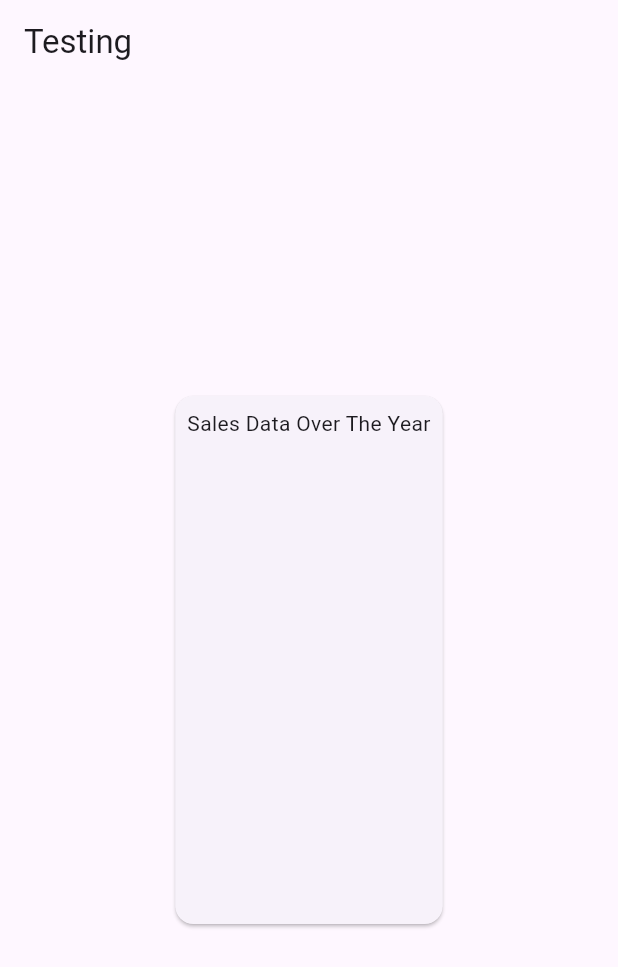
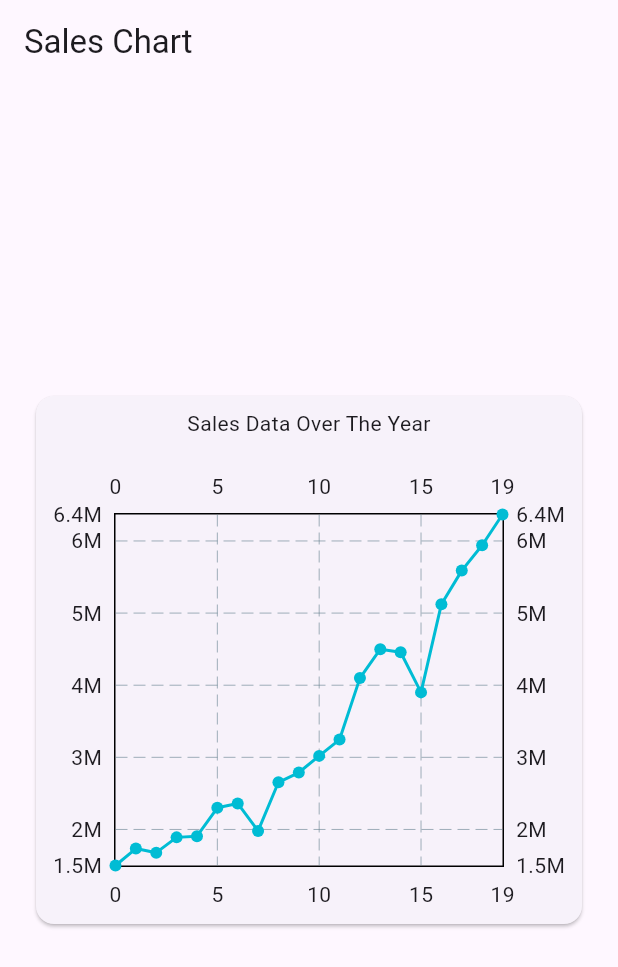
Before and after one commit to DylanMardii/mobcloud-1, a Flutter app: the screen it shows after launch, on a phone screen of 412 x 824 dp. Shown: the top 967 px of the screen. Run offline on Flutter 3.47's test engine with Material 3 defaults, Android fonts, the phone set to English and light mode, and no system bars; drawn by our look-alikes of fl_chart.

Commit message:
sales chart fl_chart

```diff
--- a/lib/main.dart
+++ b/lib/main.dart
@@ -1,5 +1,6 @@
 import 'package:flutter/material.dart';
-import 'package:charts_flutter/flutter.dart' as charts;
+// import 'package:charts_flutter/flutter.dart' as charts;
+import 'package:fl_chart/fl_chart.dart';
 
 class SalesData {
   final int year;
@@ -34,7 +35,7 @@ final List<SalesData> data = [
 void main() {
   runApp(MaterialApp(
     title: 'Sales Chart',
-    home: const MyApp(),
+    home: MyApp(),
   ));
 }
 
@@ -45,7 +46,7 @@ class MyApp extends StatelessWidget {
   @override
   Widget build(BuildContext context) {
     return Scaffold(
-      appBar: AppBar(title: const Text('Testing')),
+      appBar: AppBar(title: const Text('Sales Chart')),
       body: Center(
         child: Container(
           height: 400,
@@ -58,6 +59,27 @@ class MyApp extends StatelessWidget {
                   Text(
                     'Sales Data Over The Year',
                     textAlign: TextAlign.center,
+                  ),
+                  SizedBox(
+                    height: 20,
+                  ),
+                  Expanded(
+                    child: LineChart(
+                      LineChartData(
+                        lineBarsData: [
+                          LineChartBarData(
+                            spots: data
+                                .map(
+                                  (e) => FlSpot(
+                                    e.year.toDouble(),
+                                    e.sales.toDouble(),
+                                  ),
+                                )
+                                .toList(),
+                          )
+                        ],
+                      ),
+                    ),
                   )
                 ],
               ),
--- a/pubspec.yaml
+++ b/pubspec.yaml
@@ -34,7 +34,7 @@ dependencies:
   # The following adds the Cupertino Icons font to your application.
   # Use with the CupertinoIcons class for iOS style icons.
   cupertino_icons: ^1.0.6
-  fl_chart: ^0.41.0
+  fl_chart: ^0.69.0
   charts_flutter: ^0.12.0
 
 dev_dependencies:
```
Also changed, not shown: pubspec.lock.
